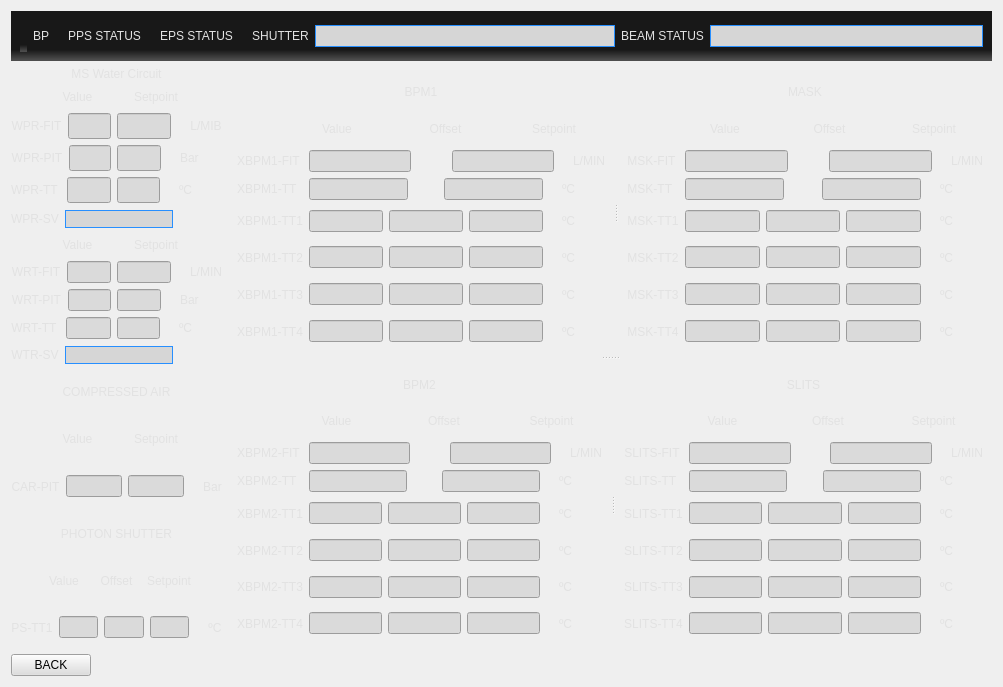
The window that myInterface/TempScreen.ui (semissatto2/Interface_files) describes before a commit, drawn with Qt 5.
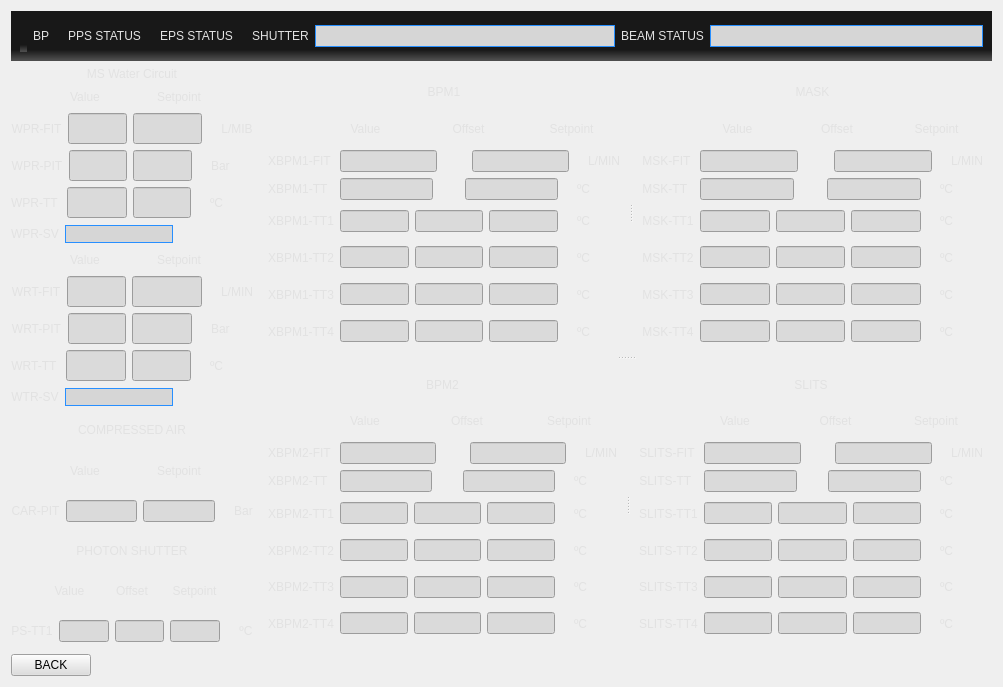
The same window after the commit. Icons and pictures are not drawn.

Diff of the .ui file:
```diff
--- a/myInterface/TempScreen.ui
+++ b/myInterface/TempScreen.ui
@@ -150,7 +150,7 @@
                <property name="font">
                 <font>
                  <family>Utopia</family>
-                 <pointsize>11</pointsize>
+                 <pointsize>14</pointsize>
                  <weight>75</weight>
                  <bold>true</bold>
                 </font>
@@ -159,7 +159,7 @@
                 <string notr="true">background-color: rgb(218, 218, 218);</string>
                </property>
                <property name="alignment">
-                <set>Qt::AlignCenter</set>
+                <set>Qt::AlignRight|Qt::AlignTrailing|Qt::AlignVCenter</set>
                </property>
               </widget>
              </item>
@@ -187,7 +187,7 @@
                <property name="font">
                 <font>
                  <family>Utopia</family>
-                 <pointsize>11</pointsize>
+                 <pointsize>14</pointsize>
                  <weight>75</weight>
                  <bold>true</bold>
                 </font>
@@ -196,7 +196,7 @@
                 <string notr="true">background-color: rgb(218, 218, 218);</string>
                </property>
                <property name="alignment">
-                <set>Qt::AlignCenter</set>
+                <set>Qt::AlignRight|Qt::AlignTrailing|Qt::AlignVCenter</set>
                </property>
               </widget>
              </item>
@@ -224,7 +224,7 @@
                <property name="font">
                 <font>
                  <family>Utopia</family>
-                 <pointsize>11</pointsize>
+                 <pointsize>14</pointsize>
                  <weight>75</weight>
                  <bold>true</bold>
                 </font>
@@ -233,7 +233,7 @@
                 <string notr="true">background-color: rgb(218, 218, 218);</string>
                </property>
                <property name="alignment">
-                <set>Qt::AlignCenter</set>
+                <set>Qt::AlignRight|Qt::AlignTrailing|Qt::AlignVCenter</set>
                </property>
               </widget>
              </item>
@@ -250,7 +250,7 @@
                <property name="font">
                 <font>
                  <family>Utopia</family>
-                 <pointsize>11</pointsize>
+                 <pointsize>14</pointsize>
                  <weight>75</weight>
                  <bold>true</bold>
                 </font>
@@ -259,7 +259,7 @@
                 <string notr="true">background-color: rgb(218, 218, 218);</string>
                </property>
                <property name="alignment">
-                <set>Qt::AlignCenter</set>
+                <set>Qt::AlignRight|Qt::AlignTrailing|Qt::AlignVCenter</set>
                </property>
               </widget>
              </item>
@@ -309,7 +309,7 @@
                <property name="font">
                 <font>
                  <family>Utopia</family>
-                 <pointsize>11</pointsize>
+                 <pointsize>14</pointsize>
                  <weight>75</weight>
                  <bold>true</bold>
                 </font>
@@ -318,7 +318,7 @@
                 <string notr="true">background-color: rgb(218, 218, 218);</string>
                </property>
                <property name="alignment">
-                <set>Qt::AlignCenter</set>
+                <set>Qt::AlignRight|Qt::AlignTrailing|Qt::AlignVCenter</set>
                </property>
               </widget>
              </item>
@@ -368,7 +368,7 @@
                <property name="font">
                 <font>
                  <family>Utopia</family>
-                 <pointsize>11</pointsize>
+                 <pointsize>14</pointsize>
                  <weight>75</weight>
                  <bold>true</bold>
                 </font>
@@ -377,7 +377,7 @@
                 <string notr="true">background-color: rgb(218, 218, 218);</string>
                </property>
                <property name="alignment">
-                <set>Qt::AlignCenter</set>
+                <set>Qt::AlignRight|Qt::AlignTrailing|Qt::AlignVCenter</set>
                </property>
               </widget>
              </item>
@@ -573,9 +573,20 @@
              </item>
              <item>
               <widget class="QLineEdit" name="lineEditWrtFitValue">
+               <property name="font">
+                <font>
+                 <family>Utopia</family>
+                 <pointsize>14</pointsize>
+                 <weight>75</weight>
+                 <bold>true</bold>
+                </font>
+               </property>
                <property name="styleSheet">
                 <string notr="true">background-color: rgb(218, 218, 218);</string>
                </property>
+               <property name="alignment">
+                <set>Qt::AlignRight|Qt::AlignTrailing|Qt::AlignVCenter</set>
+               </property>
               </widget>
              </item>
             </layout>
@@ -599,9 +610,20 @@
              </item>
              <item>
               <widget class="QLineEdit" name="lineEditWrtPitValue">
+               <property name="font">
+                <font>
+                 <family>Utopia</family>
+                 <pointsize>14</pointsize>
+                 <weight>75</weight>
+                 <bold>true</bold>
+                </font>
+               </property>
                <property name="styleSheet">
                 <string notr="true">background-color: rgb(218, 218, 218);</string>
                </property>
+               <property name="alignment">
+                <set>Qt::AlignRight|Qt::AlignTrailing|Qt::AlignVCenter</set>
+               </property>
               </widget>
              </item>
             </layout>
@@ -624,10 +646,21 @@
               </widget>
              </item>
              <item>
-              <widget class="QLineEdit" name="lineEdit_38">
+              <widget class="QLineEdit" name="lineEditWrtTtValue">
+               <property name="font">
+                <font>
+                 <family>Utopia</family>
+                 <pointsize>14</pointsize>
+                 <weight>75</weight>
+                 <bold>true</bold>
+                </font>
+               </property>
                <property name="styleSheet">
                 <string notr="true">background-color: rgb(218, 218, 218);</string>
                </property>
+               <property name="alignment">
+                <set>Qt::AlignRight|Qt::AlignTrailing|Qt::AlignVCenter</set>
+               </property>
               </widget>
              </item>
             </layout>
@@ -640,9 +673,20 @@
             <layout class="QHBoxLayout" name="horizontalLayout_37">
              <item>
               <widget class="QLineEdit" name="lineEditWrtFitSetPoint">
+               <property name="font">
+                <font>
+                 <family>Utopia</family>
+                 <pointsize>14</pointsize>
+                 <weight>75</weight>
+                 <bold>true</bold>
+                </font>
+               </property>
                <property name="styleSheet">
                 <string notr="true">background-color: rgb(218, 218, 218);</string>
                </property>
+               <property name="alignment">
+                <set>Qt::AlignRight|Qt::AlignTrailing|Qt::AlignVCenter</set>
+               </property>
               </widget>
              </item>
              <item>
@@ -688,9 +732,20 @@
             <layout class="QHBoxLayout" name="horizontalLayout_50">
              <item>
               <widget class="QLineEdit" name="lineEditWrtPitSetPoint">
+               <property name="font">
+                <font>
+                 <family>Utopia</family>
+                 <pointsize>14</pointsize>
+                 <weight>75</weight>
+                 <bold>true</bold>
+                </font>
+               </property>
                <property name="styleSheet">
                 <string notr="true">background-color: rgb(218, 218, 218);</string>
                </property>
+               <property name="alignment">
+                <set>Qt::AlignRight|Qt::AlignTrailing|Qt::AlignVCenter</set>
+               </property>
               </widget>
              </item>
              <item>
@@ -735,10 +790,21 @@
            <item>
             <layout class="QHBoxLayout" name="horizontalLayout_51">
              <item>
-              <widget class="QLineEdit" name="lineEdit_11">
+              <widget class="QLineEdit" name="lineEditWrtTtSetPoint">
+               <property name="font">
+                <font>
+                 <family>Utopia</family>
+                 <pointsize>14</pointsize>
+                 <weight>75</weight>
+                 <bold>true</bold>
+                </font>
+               </property>
                <property name="styleSheet">
                 <string notr="true">background-color: rgb(218, 218, 218);</string>
                </property>
+               <property name="alignment">
+                <set>Qt::AlignRight|Qt::AlignTrailing|Qt::AlignVCenter</set>
+               </property>
               </widget>
              </item>
              <item>
```
Left out of the diff: 1 changed line with no effect on the pictures.
